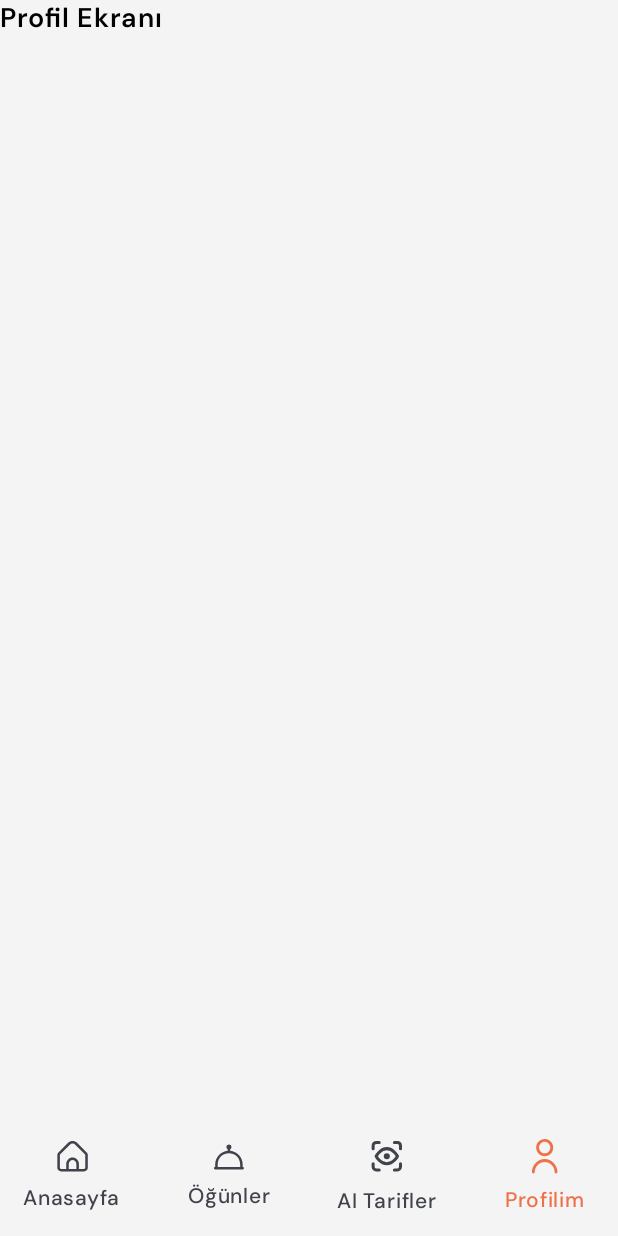
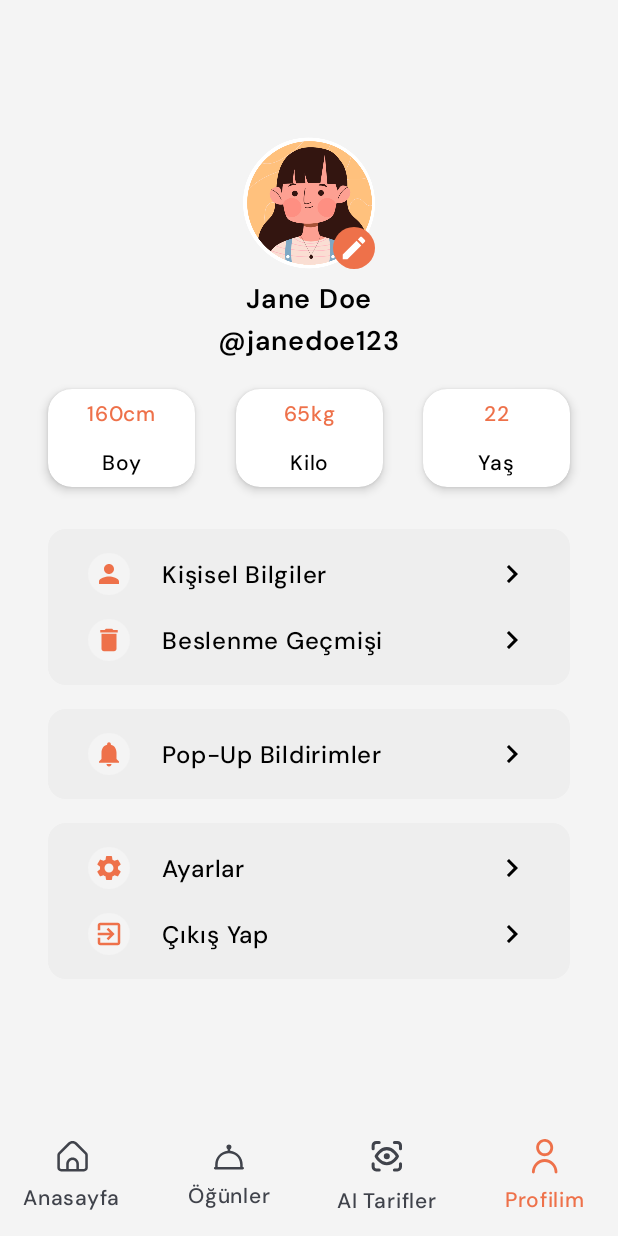
Before and after one commit to Mobven-Team2/MenuMasterAndroidApp, an Android app built with Jetpack Compose: the BottomNav screen opened through its navigation route, item 4 of the bottom bar chosen, on a phone screen of 412 x 824 dp. Run offline under Robolectric (Android 15) with nearby library versions, the phone set to English and light mode, and no system bars; our stand-ins replace Dagger/Hilt's generated code.

Commit message:
Profile Screen Was Developed

```diff
--- a/app/src/main/java/com/example/menumasterapp/presentation/profile/ProfileScreen.kt
+++ b/app/src/main/java/com/example/menumasterapp/presentation/profile/ProfileScreen.kt
@@ -1,16 +1,124 @@
 package com.example.menumasterapp.presentation.profile
 
+import androidx.compose.foundation.Image
+import androidx.compose.foundation.background
+import androidx.compose.foundation.layout.Arrangement
 import androidx.compose.foundation.layout.Box
-import androidx.compose.foundation.layout.fillMaxSize
+import androidx.compose.foundation.layout.Column
+
+import androidx.compose.foundation.layout.Row
+import androidx.compose.foundation.layout.Spacer
+import androidx.compose.foundation.layout.fillMaxHeight
+import androidx.compose.foundation.layout.fillMaxWidth
+import androidx.compose.foundation.layout.height
+import androidx.compose.foundation.layout.padding
+import androidx.compose.foundation.layout.width
+import androidx.compose.foundation.shape.RoundedCornerShape
+import androidx.compose.material.icons.Icons
+import androidx.compose.material.icons.filled.Delete
+import androidx.compose.material.icons.filled.Edit
+import androidx.compose.material.icons.filled.ExitToApp
+import androidx.compose.material.icons.filled.Notifications
+import androidx.compose.material.icons.filled.Person
+import androidx.compose.material.icons.filled.Settings
+import androidx.compose.material3.Icon
 import androidx.compose.material3.Text
 import androidx.compose.runtime.Composable
+import androidx.compose.ui.Alignment
 import androidx.compose.ui.Modifier
+import androidx.compose.ui.draw.clip
+import androidx.compose.ui.graphics.Color
+import androidx.compose.ui.res.painterResource
+import androidx.compose.ui.tooling.preview.Preview
+import androidx.compose.ui.unit.dp
+import com.example.menumasterapp.R
+import com.example.menumasterapp.presentation.profile.component.CustomInformationCard
+import com.example.menumasterapp.presentation.profile.component.CustomProfileCard
+import com.example.menumasterapp.presentation.ui.theme.Background
+import com.example.menumasterapp.presentation.ui.theme.Grey
+import com.example.menumasterapp.presentation.ui.theme.Primary
+import com.example.menumasterapp.presentation.ui.theme.PurpleGrey80
 
 @Composable
-fun ProfileScreen() {
-    Box(
-        modifier = Modifier.fillMaxSize()
+fun ProfileScreen(
+
+) {
+    Column(
+        modifier = Modifier
+            .fillMaxWidth()
+            .fillMaxHeight()
+            .background(Background)
+            .padding(32.dp, 8.dp),
+        verticalArrangement = Arrangement.Center,
+        horizontalAlignment = Alignment.CenterHorizontally,
     ) {
-        Text(text = "Profil Ekranı")
+       Box {
+           Image(
+               painterResource(id = R.drawable.profile_photo),
+               contentDescription = "",
+               Modifier.width(88.dp)
+           )
+           Icon(imageVector = Icons.Filled.Edit, contentDescription ="" , tint= Color.White,modifier = Modifier.align(Alignment.BottomEnd).width(28.dp)
+               .height(28.dp)
+               .clip(RoundedCornerShape(16.dp))
+               .background(color = Primary)
+               .padding(4.dp))
+       }
+        Spacer(modifier = Modifier.height(8.dp))
+        Text(text = "Jane Doe")
+        Spacer(modifier = Modifier.height(4.dp))
+        Text(text = "@janedoe123")
+        Spacer(modifier = Modifier.height(20.dp))
+        Row(
+            modifier = Modifier.fillMaxWidth(),
+            horizontalArrangement = Arrangement.SpaceBetween
+        ) {
+            CustomInformationCard(title = "160cm", description = "Boy")
+            CustomInformationCard(title = "65kg", description = "Kilo")
+            CustomInformationCard(title = "22", description = "Yaş")
+        }
+        Spacer(modifier = Modifier.height(28.dp))
+        Box(
+            modifier = Modifier
+                .clip(RoundedCornerShape(12.dp))
+                .background(Grey)
+                .padding(8.dp)
+        ) {
+            Column {
+                CustomProfileCard(title = "Kişisel Bilgiler", icon = Icons.Filled.Person)
+                CustomProfileCard(title = "Beslenme Geçmişi", icon = Icons.Filled.Delete)
+            }
+
+        }
+        Spacer(modifier = Modifier.height(16.dp))
+        Box(
+            modifier = Modifier
+                .clip(RoundedCornerShape(12.dp))
+                .background(Grey)
+                .padding(8.dp)
+        ) {
+            Column {
+                CustomProfileCard(title = "Pop-Up Bildirimler", icon = Icons.Filled.Notifications)
+            }
+        }
+        Spacer(modifier = Modifier.height(16.dp))
+        Box(
+            modifier = Modifier
+                .clip(RoundedCornerShape(12.dp))
+                .background(Grey)
+                .padding(8.dp)
+        ) {
+            Column {
+                CustomProfileCard(title = "Ayarlar", icon = Icons.Filled.Settings)
+                CustomProfileCard(title = "Çıkış Yap", icon = Icons.Filled.ExitToApp)
+
+            }
+        }
     }
 }
+
+@Preview(showBackground = true)
+@Composable
+fun previewProfileScreen() {
+    ProfileScreen()
+}
--- /dev/null
+++ b/app/src/main/java/com/example/menumasterapp/presentation/profile/component/CustomInformationCard.kt
@@ -0,0 +1,60 @@
+package com.example.menumasterapp.presentation.profile.component
+
+import androidx.compose.foundation.background
+import androidx.compose.foundation.layout.Arrangement
+import androidx.compose.foundation.layout.Box
+import androidx.compose.foundation.layout.Column
+import androidx.compose.foundation.layout.fillMaxHeight
+import androidx.compose.foundation.layout.fillMaxWidth
+import androidx.compose.foundation.layout.height
+import androidx.compose.foundation.layout.width
+import androidx.compose.foundation.layout.wrapContentWidth
+import androidx.compose.foundation.shape.RoundedCornerShape
+import androidx.compose.foundation.verticalScroll
+import androidx.compose.material3.Text
+import androidx.compose.runtime.Composable
+import androidx.compose.ui.Alignment
+import androidx.compose.ui.Modifier
+import androidx.compose.ui.draw.clip
+import androidx.compose.ui.draw.shadow
+import androidx.compose.ui.geometry.CornerRadius
+import androidx.compose.ui.graphics.Color
+import androidx.compose.ui.tooling.preview.Preview
+import androidx.compose.ui.unit.dp
+import com.example.menumasterapp.presentation.ui.theme.Background
+import com.example.menumasterapp.presentation.ui.theme.LightPrimary
+import com.example.menumasterapp.presentation.ui.theme.Primary
+import com.example.menumasterapp.presentation.ui.theme.Typography
+
+@Composable
+fun CustomInformationCard(
+    title: String,
+    description: String
+) {
+    Box(
+        modifier = Modifier
+            .width(98.dp)
+            .height(65.dp)
+            .shadow(
+                elevation = 4.dp,
+                shape = RoundedCornerShape(16.dp)
+            )
+            .clip(shape = RoundedCornerShape(16.dp))
+            .background(color = Color.White)
+
+    ) {
+        Column(modifier = Modifier.fillMaxWidth().fillMaxHeight(),
+            verticalArrangement = Arrangement.SpaceAround,
+            horizontalAlignment = Alignment.CenterHorizontally) {
+            Text(text = title, color= Primary, style = Typography.bodySmall)
+            Text(text = description, style = Typography.bodySmall)
+
+        }
+    }
+}
+
+@Preview(showBackground = true)
+@Composable
+fun PreviewofCard() {
+    CustomInformationCard("160cm", "Kilo")
+}
--- /dev/null
+++ b/app/src/main/java/com/example/menumasterapp/presentation/profile/component/CustomProfileCard.kt
@@ -0,0 +1,58 @@
+package com.example.menumasterapp.presentation.profile.component
+
+import androidx.compose.foundation.background
+import androidx.compose.foundation.layout.Arrangement
+import androidx.compose.foundation.layout.Row
+import androidx.compose.foundation.layout.fillMaxWidth
+import androidx.compose.foundation.layout.height
+import androidx.compose.foundation.layout.padding
+import androidx.compose.foundation.layout.width
+import androidx.compose.foundation.shape.RoundedCornerShape
+import androidx.compose.material.icons.Icons
+import androidx.compose.material.icons.filled.KeyboardArrowRight
+import androidx.compose.material.icons.filled.Person
+import androidx.compose.material3.Icon
+import androidx.compose.material3.Text
+import androidx.compose.runtime.Composable
+import androidx.compose.ui.Alignment
+import androidx.compose.ui.Modifier
+import androidx.compose.ui.draw.clip
+import androidx.compose.ui.graphics.vector.ImageVector
+import androidx.compose.ui.tooling.preview.Preview
+import androidx.compose.ui.unit.dp
+import com.example.menumasterapp.presentation.ui.theme.Background
+import com.example.menumasterapp.presentation.ui.theme.Primary
+import com.example.menumasterapp.presentation.ui.theme.Typography
+
+@Composable
+fun CustomProfileCard(
+    title: String,
+    icon: ImageVector
+) {
+    Row(
+        modifier = Modifier
+            .fillMaxWidth()
+            .padding(8.dp),
+        verticalAlignment = Alignment.CenterVertically,
+        horizontalArrangement = Arrangement.SpaceAround
+    ) {
+        Icon(
+            icon, contentDescription = "", tint = Primary,
+            modifier = Modifier
+                .width(28.dp)
+                .height(28.dp)
+                .clip(RoundedCornerShape(16.dp))
+                .background(color = Background)
+                .padding(4.dp),
+        )
+        Text(modifier = Modifier.width(200.dp), text = title, style = Typography.bodyMedium)
+        Icon(Icons.Filled.KeyboardArrowRight, contentDescription = "")
+    }
+
+}
+
+@Preview(showBackground = true)
+@Composable
+fun PreviewCustomProfileCard() {
+    //CustomProfileCard()
+}
```
